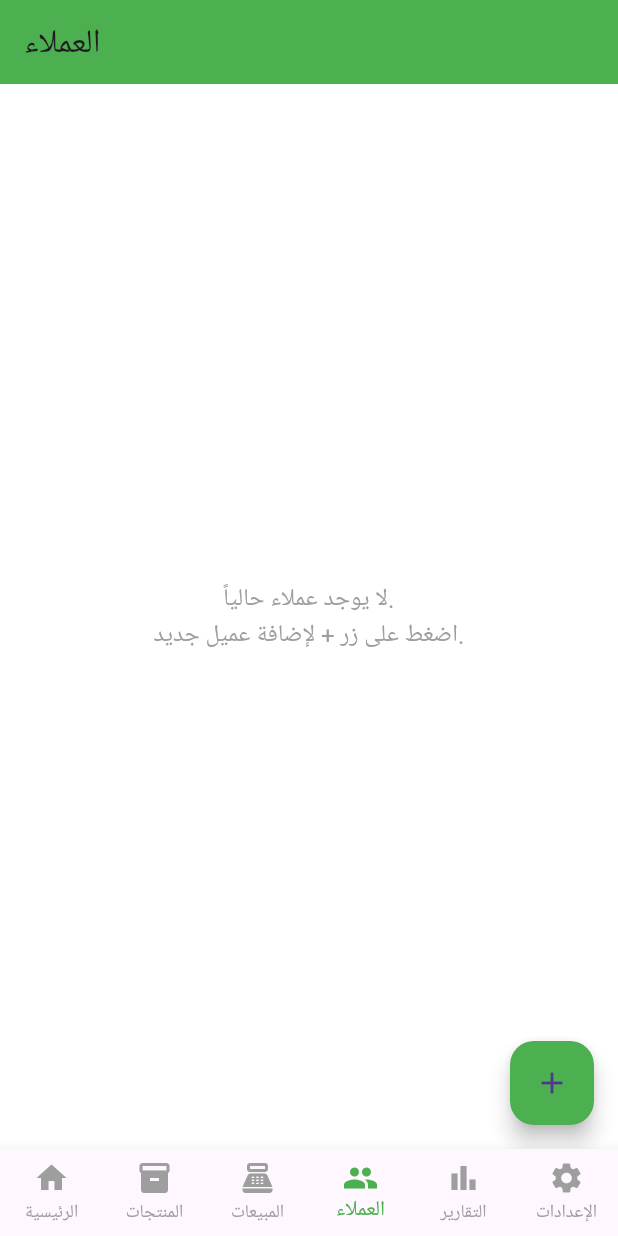
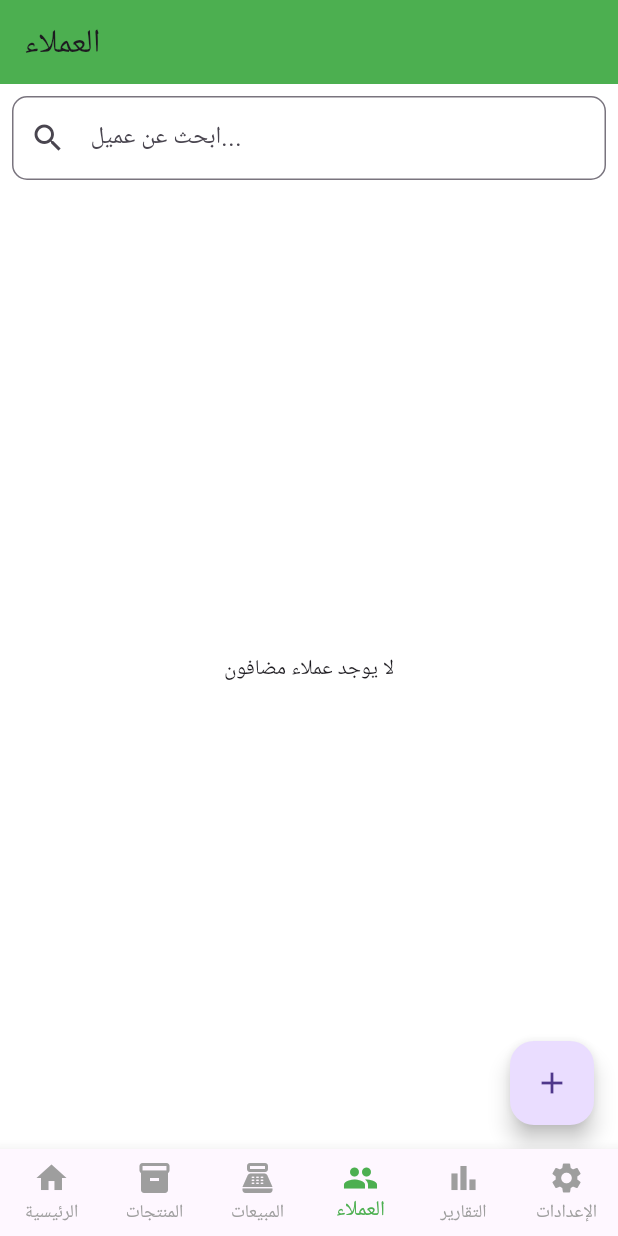
Before and after one commit to hambibisa/makhzooni, a Flutter app: the screen it shows after launch, item 4 of the bottom bar chosen, on a phone screen of 412 x 824 dp. Run offline on Flutter 3.47's test engine with Material 3 defaults, Android fonts, the phone set to English and light mode, and no system bars; our stand-ins replace cloud_firestore, firebase_core; accounts and stored records are empty; Roboto replaces fonts that are missing (Cairo); statements that could not run were skipped; project files that could hold a hidden picture were left out.

Commit message:
Refactor ClientsScreen to include search feature
Converted ClientsScreen to StatefulWidget and added search functionality for filtering clients based on input.

```diff
--- a/mkhzoni/lib/app/modules/clients/clients_screen.dart
+++ b/mkhzoni/lib/app/modules/clients/clients_screen.dart
@@ -1,16 +1,19 @@
 import 'package:flutter/material.dart';
 import 'package:cloud_firestore/cloud_firestore.dart';
-import '../../data/models/client_model.dart'; // استيراد نموذج العميل
-import 'add_client_screen.dart'; // استيراد شاشة الإضافة
+import '../../data/models/client_model.dart';
+import 'add_client_screen.dart';
 
-class ClientsScreen extends StatelessWidget {
+// 1. تحويل الشاشة إلى StatefulWidget
+class ClientsScreen extends StatefulWidget {
   const ClientsScreen({super.key});
 
-  void _navigateToAddClient(BuildContext context) {
-    Navigator.of(context).push(
-      MaterialPageRoute(builder: (ctx) => const AddClientScreen()),
-    );
+  @override
+  State<ClientsScreen> createState() => _ClientsScreenState();
 }
+
+class _ClientsScreenState extends State<ClientsScreen> {
+  // 2. متغير لتخزين نص البحث
+  String _searchQuery = '';
 
   @override
   Widget build(BuildContext context) {
@@ -19,66 +22,71 @@ class ClientsScreen extends StatelessWidget {
         title: const Text("العملاء"),
         backgroundColor: Colors.green,
       ),
-      // استخدام StreamBuilder لعرض البيانات الحية من Firebase
-      body: StreamBuilder<QuerySnapshot>(
-        // الاستماع إلى مجموعة 'clients' وترتيبهم حسب الاسم
+      body: Column(
+        children: [
+          // 3. إضافة حقل البحث
+          Padding(
+            padding: const EdgeInsets.all(8.0),
+            child: TextField(
+              onChanged: (value) {
+                setState(() {
+                  _searchQuery = value.toLowerCase();
+                });
+              },
+              decoration: const InputDecoration(
+                labelText: 'ابحث عن عميل...',
+                prefixIcon: Icon(Icons.search),
+                border: OutlineInputBorder(
+                  borderRadius: BorderRadius.all(Radius.circular(10.0)),
+                ),
+              ),
+            ),
+          ),
+          // 4. استخدام StreamBuilder لعرض البيانات المفلترة
+          Expanded(
+            child: StreamBuilder<QuerySnapshot>(
               stream: FirebaseFirestore.instance.collection('clients').orderBy('name').snapshots(),
               builder: (context, snapshot) {
-          // 1. في حالة التحميل
                 if (snapshot.connectionState == ConnectionState.waiting) {
                   return const Center(child: CircularProgressIndicator());
                 }
-
-          // 2. في حالة حدوث خطأ
-          if (snapshot.hasError) {
-            return const Center(child: Text('حدث خطأ في تحميل البيانات'));
+                if (!snapshot.hasData || snapshot.data!.docs.isEmpty) {
+                  return const Center(child: Text('لا يوجد عملاء مضافون'));
                 }
 
-          // 3. في حالة عدم وجود بيانات
-          if (!snapshot.hasData || snapshot.data!.docs.isEmpty) {
-            return const Center(
-              child: Text(
-                'لا يوجد عملاء حالياً.\nاضغط على زر + لإضافة عميل جديد.',
-                textAlign: TextAlign.center,
-                style: TextStyle(fontSize: 16, color: Colors.grey),
-              ),
-            );
+                // --- منطق الفلترة ---
+                final allClients = snapshot.data!.docs;
+                final filteredClients = _searchQuery.isEmpty
+                    ? allClients // إذا كان البحث فارغاً، اعرض كل العملاء
+                    : allClients.where((doc) {
+                        final clientName = (doc.data() as Map<String, dynamic>)['name']?.toString().toLowerCase() ?? '';
+                        return clientName.contains(_searchQuery); // اعرض فقط ما يطابق البحث
+                      }).toList();
+
+                if (filteredClients.isEmpty) {
+                  return const Center(child: Text('لا توجد نتائج مطابقة للبحث'));
                 }
 
-          // 4. في حالة وجود بيانات، قم بعرضها
-          final clientsDocs = snapshot.data!.docs;
-
                 return ListView.builder(
-            itemCount: clientsDocs.length,
+                  itemCount: filteredClients.length,
                   itemBuilder: (ctx, index) {
-              // تحويل بيانات المستند إلى كائن Client
+                    final doc = filteredClients[index];
                     final client = Client.fromMap(
-                clientsDocs[index].data() as Map<String, dynamic>,
-                clientsDocs[index].id,
+                      doc.data() as Map<String, dynamic>,
+                      doc.id,
                     );
-
                     return Card(
-                margin: const EdgeInsets.symmetric(horizontal: 15, vertical: 5),
+                      margin: const EdgeInsets.symmetric(horizontal: 10, vertical: 4),
                       child: ListTile(
-                  leading: CircleAvatar(
-                    backgroundColor: Colors.green[100],
-                    child: Text(
-                      client.name.isNotEmpty ? client.name[0].toUpperCase() : 'C',
-                      style: const TextStyle(color: Colors.green),
-                    ),
-                  ),
-                  title: Text(client.name, style: const TextStyle(fontWeight: FontWeight.bold)),
-                  subtitle: Text(client.phone ?? 'لا يوجد رقم هاتف'),
-                  // لاحقاً، يمكننا عرض إجمالي الدين هنا
+                        leading: const CircleAvatar(child: Icon(Icons.person)),
+                        title: Text(client.name),
+                        subtitle: Text(client.phone),
                         trailing: Text(
-                    '${client.totalDebt.toStringAsFixed(2)} ر.ي',
-                    style: TextStyle(
-                      color: client.totalDebt > 0 ? Colors.red : Colors.black54,
-                      fontWeight: FontWeight.bold,
-                    ),
+                          'الدين: ${client.totalDebt.toStringAsFixed(0)} ر.ي',
+                          style: const TextStyle(color: Colors.red, fontWeight: FontWeight.bold),
                         ),
                         onTap: () {
-                    // لاحقاً: يمكننا فتح صفحة تفاصيل العميل هنا
+                          // لاحقاً: يمكن فتح شاشة تفاصيل العميل هنا
                         },
                       ),
                     );
@@ -86,9 +94,15 @@ class ClientsScreen extends StatelessWidget {
                 );
               },
             ),
+          ),
+        ],
+      ),
       floatingActionButton: FloatingActionButton(
-        onPressed: () => _navigateToAddClient(context),
-        backgroundColor: Colors.green,
+        onPressed: () {
+          Navigator.of(context).push(
+            MaterialPageRoute(builder: (ctx) => const AddClientScreen()),
+          );
+        },
         child: const Icon(Icons.add),
       ),
     );
```
Lines whose indentation alone changed are shown as unchanged.
